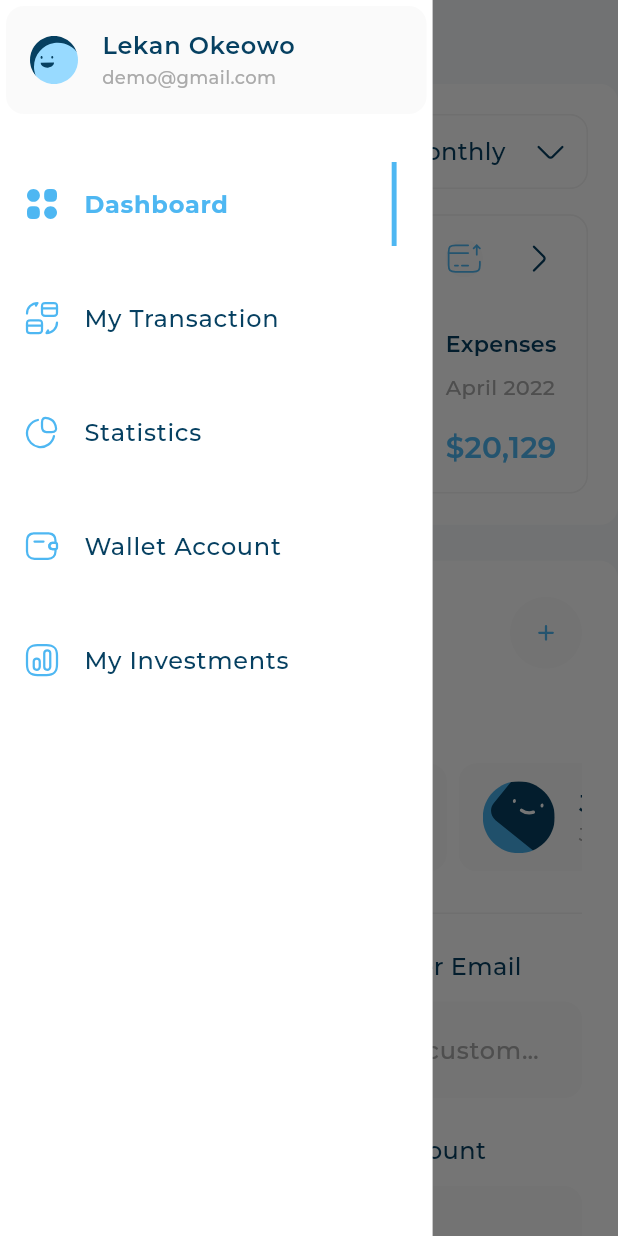
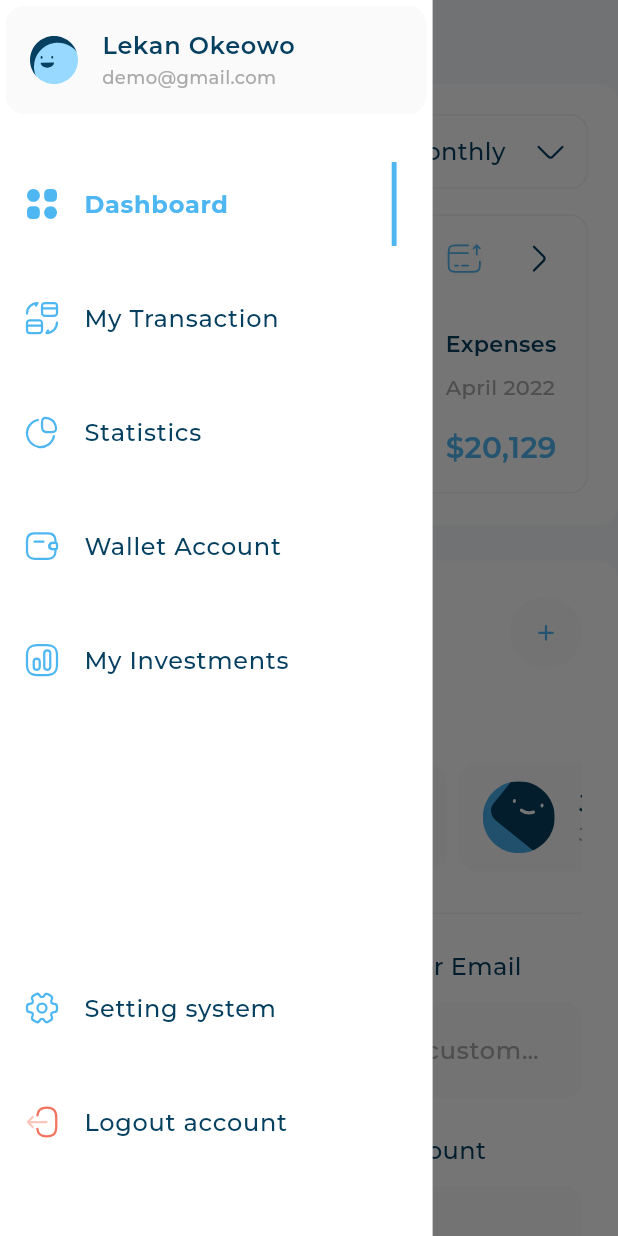
Before and after one commit to AbdurrahmanManaa/responsive_dashboard, a Flutter app: the screen it shows after launch, with the side drawer open, on a phone screen of 412 x 824 dp. Run offline on Flutter 3.47's test engine with Material 3 defaults, Android fonts, the phone set to English and light mode, and no system bars; our stand-ins replace device_preview, expandable_page_view, fl_chart, flutter_svg; project files that could hold a hidden picture were left out.

Commit message:
crucial change in ui

```diff
--- a/lib/widgets/custom_drawer.dart
+++ b/lib/widgets/custom_drawer.dart
@@ -32,10 +32,6 @@ class CustomDrawer extends StatelessWidget {
           ),
           DrawerItemsSliverList(),
           SliverFillRemaining(
-            hasScrollBody: false,
-            child: Spacer(),
-          ),
-          SliverToBoxAdapter(
             child: Padding(
               padding: EdgeInsets.only(top: 32, bottom: 48),
               child: CustomDrawerBottomSection(),
--- a/lib/widgets/custom_drawer_bottom_section.dart
+++ b/lib/widgets/custom_drawer_bottom_section.dart
@@ -10,6 +10,7 @@ class CustomDrawerBottomSection extends StatelessWidget {
   Widget build(BuildContext context) {
     return const Column(
       children: [
+        Spacer(),
         InActiveDrawerItem(
           drawerItemModel: DrawerItemModel(
               image: AppImages.imagesSettings, title: 'Setting system'),
```
